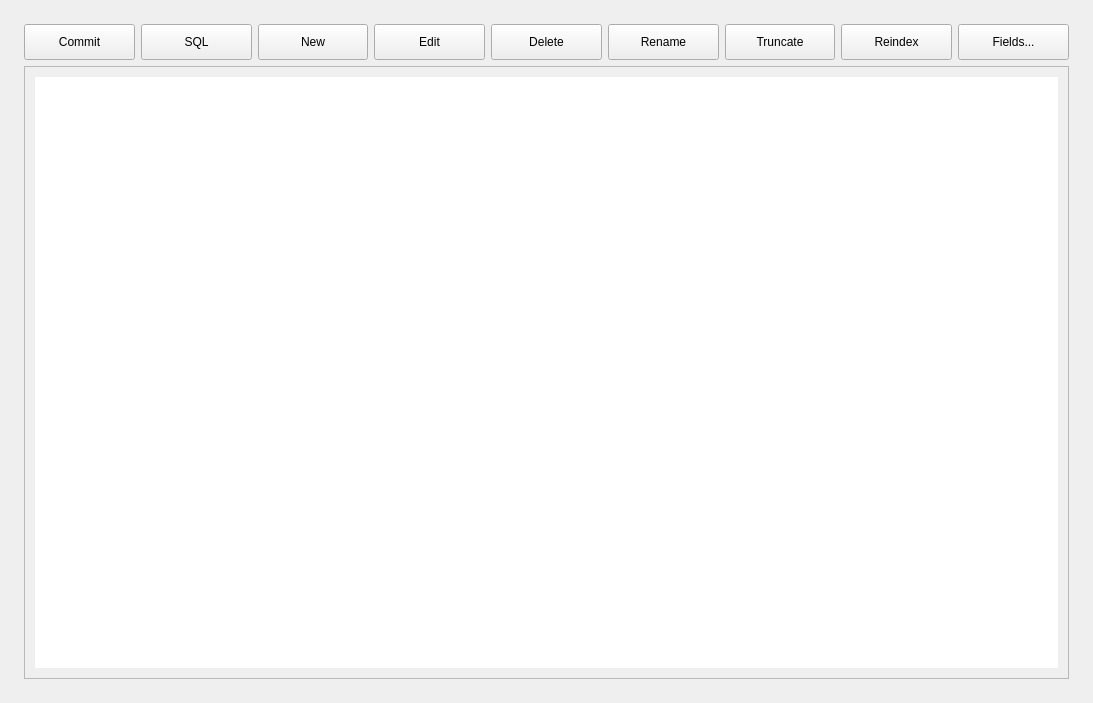
adamarutyunov/QLAdmin, file ui/DatabaseViewWindow.ui: the form before one commit.
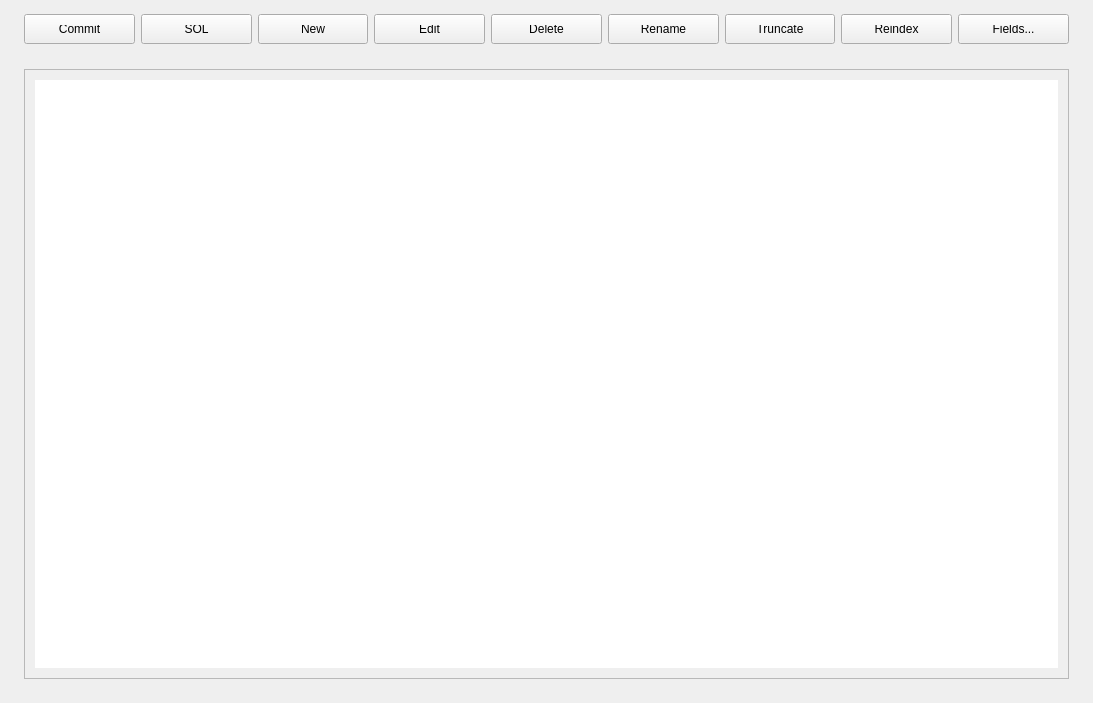
The form after the commit.

```diff
--- a/ui/DatabaseViewWindow.ui
+++ b/ui/DatabaseViewWindow.ui
@@ -22,7 +22,7 @@
      <number>15</number>
     </property>
     <property name="topMargin">
-     <number>15</number>
+     <number>5</number>
     </property>
     <property name="rightMargin">
      <number>15</number>
@@ -32,9 +32,18 @@
     </property>
     <item>
      <widget class="QWidget" name="widget" native="true">
+      <property name="enabled">
+       <bool>true</bool>
+      </property>
       <layout class="QVBoxLayout" name="verticalLayout">
        <item>
         <layout class="QHBoxLayout" name="horizontalLayout">
+         <property name="topMargin">
+          <number>0</number>
+         </property>
+         <property name="bottomMargin">
+          <number>19</number>
+         </property>
          <item>
           <widget class="QPushButton" name="commit_button">
            <property name="sizePolicy">
@@ -52,7 +61,7 @@
            <property name="maximumSize">
             <size>
              <width>16777215</width>
-             <height>16777215</height>
+             <height>30</height>
             </size>
            </property>
            <property name="text">
@@ -77,7 +86,7 @@
            <property name="maximumSize">
             <size>
              <width>16777215</width>
-             <height>16777215</height>
+             <height>30</height>
             </size>
            </property>
            <property name="text">
@@ -102,7 +111,7 @@
            <property name="maximumSize">
             <size>
              <width>16777215</width>
-             <height>16777215</height>
+             <height>30</height>
             </size>
            </property>
            <property name="text">
@@ -127,7 +136,7 @@
            <property name="maximumSize">
             <size>
              <width>16777215</width>
-             <height>16777215</height>
+             <height>30</height>
             </size>
            </property>
            <property name="text">
@@ -152,7 +161,7 @@
            <property name="maximumSize">
             <size>
              <width>16777215</width>
-             <height>16777215</height>
+             <height>30</height>
             </size>
            </property>
            <property name="text">
@@ -177,7 +186,7 @@
            <property name="maximumSize">
             <size>
              <width>16777215</width>
-             <height>16777215</height>
+             <height>30</height>
             </size>
            </property>
            <property name="text">
@@ -202,7 +211,7 @@
            <property name="maximumSize">
             <size>
              <width>16777215</width>
-             <height>16777215</height>
+             <height>30</height>
             </size>
            </property>
            <property name="text">
@@ -227,7 +236,7 @@
            <property name="maximumSize">
             <size>
              <width>16777215</width>
-             <height>16777215</height>
+             <height>30</height>
             </size>
            </property>
            <property name="text">
@@ -252,7 +261,7 @@
            <property name="maximumSize">
             <size>
              <width>16777215</width>
-             <height>16777215</height>
+             <height>30</height>
             </size>
            </property>
            <property name="text">
```
